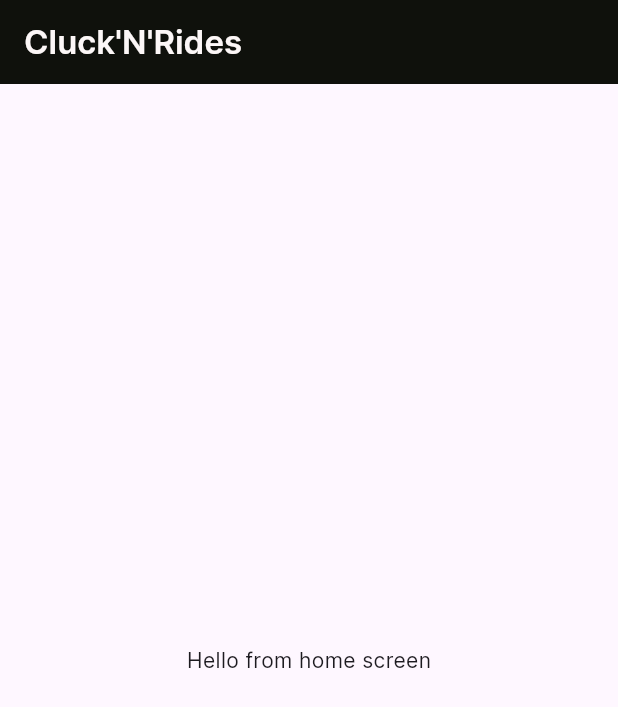
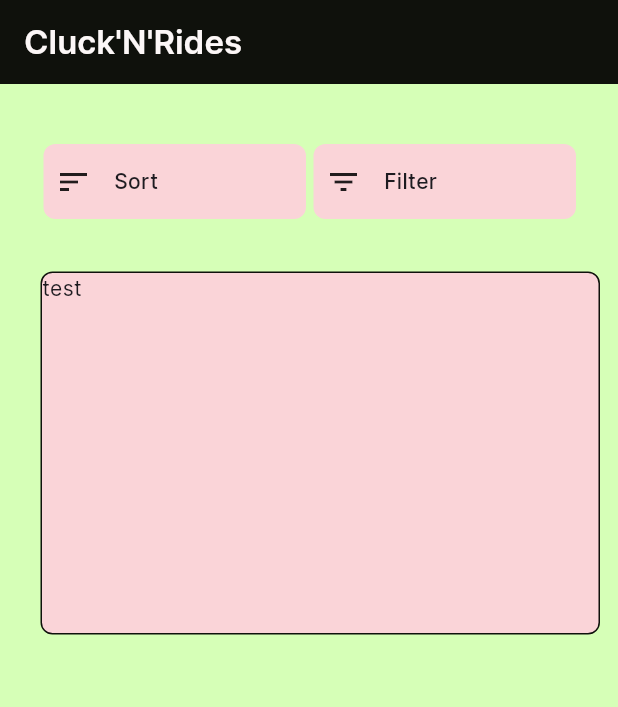
Before and after one commit to BastiaanMeijer2002/MAD, a Flutter app: the screen it shows after launch, on a phone screen of 412 x 824 dp. Shown: the top 707 px of the screen. Run offline on Flutter 3.47's test engine with Material 3 defaults, Android fonts, the phone set to English and light mode, and no system bars.

Commit message:
added sort and filter widget on home screen and started with list items.

```diff
--- a/clucknrides/lib/main.dart
+++ b/clucknrides/lib/main.dart
@@ -1,4 +1,4 @@
-import 'package:clucknrides/screens/home_screen.dart';
+import 'package:clucknrides/screens/home_screen/main.dart';
 import 'package:flutter/material.dart';
 
 void main() {
@@ -15,6 +15,7 @@ class MyApp extends StatelessWidget {
       title: "Cluck'N'Rides",
       theme: ThemeData(
         fontFamily: 'Inter',
+        scaffoldBackgroundColor: const Color(0xFFD6FFB7),
         colorScheme: ColorScheme.fromSeed(seedColor: Colors.deepPurple),
         useMaterial3: true,
       ),
@@ -22,26 +23,3 @@ class MyApp extends StatelessWidget {
     );
   }
 }
-
-class MyHomePage extends StatefulWidget {
-  const MyHomePage({super.key});
-
-  @override
-  State<MyHomePage> createState() => _MyHomePageState();
-}
-
-class _MyHomePageState extends State<MyHomePage> {
-
-  @override
-  Widget build(BuildContext context) {
-    return Scaffold(
-      appBar: AppBar(
-        backgroundColor: Theme.of(context).colorScheme.inversePrimary,
-        title: const Text("Cluck'N'Rides"),
-      ),
-      body: const Center(
-        child: Text("Hello World!")
-      ),
-    );
-  }
-}
--- a/clucknrides/lib/screens/home_screen.dart
+++ /dev/null
@@ -1,32 +0,0 @@
-import 'package:flutter/material.dart';
-
-class HomeScreen extends StatefulWidget {
-  const HomeScreen({super.key});
-
-  @override
-  State<HomeScreen> createState() => _HomeScreenState();
-
-}
-
-class _HomeScreenState extends State<HomeScreen> {
-
-  @override
-  Widget build(BuildContext context) {
-    return Scaffold(
-      appBar: AppBar(
-        backgroundColor: const Color(0xff0f110c),
-        title: const Text(
-          "Cluck'N'Rides",
-          style: TextStyle(
-            color: Color(0xfffcf7f7),
-            fontFamily: "Inter",
-            fontWeight: FontWeight.w600
-          )
-        )
-      ),
-      body: const Center(
-          child: Text("Hello from home screen")
-      ),
-    );
-  }
-}
--- /dev/null
+++ b/clucknrides/lib/screens/home_screen/filter_widget/main.dart
@@ -0,0 +1,72 @@
+import 'package:flutter/material.dart';
+
+class FilterWidget extends StatefulWidget {
+  final VoidCallback onPressed;
+
+  const FilterWidget({Key? key, required this.onPressed}) : super(key: key);
+
+  @override
+  State<FilterWidget> createState() => _FilterWidgetState();
+
+}
+
+class _FilterWidgetState extends State<FilterWidget> {
+  bool showList = false;
+
+  @override
+  Widget build(BuildContext context) {
+    return Stack(
+        children: [
+          AnimatedContainer(
+            margin: const EdgeInsets.only(left: 16, top: 30, right: 0, bottom: 0),
+            duration: const Duration(milliseconds: 100),
+            height: showList ? 250.0 : 50.0,
+            child: GestureDetector(
+              onTap: () {
+                setState(() {
+                  showList = !showList;
+                });
+                widget.onPressed();
+              },
+              child: Container(
+                width: 175,
+                padding: const EdgeInsets.all(8.0),
+                decoration: BoxDecoration(
+                  color: const Color(0xFFFAD4D8),
+                  borderRadius: BorderRadius.circular(8),
+                ),
+                child: const Row(
+                    children: [
+                      Icon(Icons.filter_list),
+                      SizedBox(width: 15.0),
+                      Text(
+                        'Filter',
+                        style: TextStyle(
+                          fontWeight: FontWeight.w500,
+                          fontSize: 14,
+                        ),
+                      ),
+                    ],
+                  )
+              ),
+            ),
+          ),
+          if (showList)
+            Positioned(
+              top: 50.0,
+              left: 0.0,
+              right: 0.0,
+              bottom: 0.0,
+              child: Container(
+                margin: const EdgeInsets.only(left: 27, top: 30, right: 0, bottom: 0),
+                decoration: BoxDecoration(
+                  color: const Color(0xFFFAD4D8),
+                  borderRadius: BorderRadius.circular(8),
+                ),
+                child: null
+              ),
+            ),
+        ],
+      );
+  }
+}
--- /dev/null
+++ b/clucknrides/lib/screens/home_screen/list_item/main.dart
@@ -0,0 +1,29 @@
+import 'package:flutter/material.dart';
+
+class ListItem extends StatelessWidget {
+  final bool isAvailable;
+
+  const ListItem(this.isAvailable, {super.key});
+
+  @override
+  Widget build(BuildContext context) {
+    return Stack(
+      children: [
+        Container(
+        decoration: BoxDecoration(
+          color: isAvailable ? const Color(0xFFFAD4D8) : const Color(0xFF9BBFB9),
+          borderRadius: BorderRadius.circular(8),
+          border: Border.all(
+            color: const Color(0xFF0F110C),
+            width: 1.0
+          )
+        ),
+        margin: const EdgeInsets.only(left: 27, top: 0, bottom: 23, right: 0),
+        width: 373,
+        height: 242,
+        child: const Text("test"),
+      )
+    ]
+    );
+  }
+}
--- /dev/null
+++ b/clucknrides/lib/screens/home_screen/main.dart
@@ -0,0 +1,74 @@
+import 'package:clucknrides/screens/home_screen/filter_widget/main.dart';
+import 'package:clucknrides/screens/home_screen/list_item/main.dart';
+import 'package:clucknrides/screens/home_screen/sort_widget/main.dart';
+import 'package:flutter/material.dart';
+
+class HomeScreen extends StatefulWidget {
+  const HomeScreen({super.key});
+
+  @override
+  State<HomeScreen> createState() => _HomeScreenState();
+
+}
+
+class _HomeScreenState extends State<HomeScreen> {
+  bool isFilterSelected = false;
+  bool isSortSelected = false;
+
+  @override
+  Widget build(BuildContext context) {
+    return Scaffold(
+      appBar: AppBar(
+        backgroundColor: const Color(0xff0f110c),
+        title: const Text(
+          "Cluck'N'Rides",
+          style: TextStyle(
+            color: Color(0xfffcf7f7),
+            fontFamily: "Inter",
+            fontWeight: FontWeight.w600
+          )
+        )
+      ),
+      body: Stack(
+        children: [
+          const Positioned(
+            top: 125,
+            left: 0,
+            right: 0,
+            child: ListItem(true),
+          ),
+          AnimatedOpacity(
+            duration: const Duration(milliseconds: 300),
+            opacity: isFilterSelected || isSortSelected ? 0.5 : 0.0,
+            child: const ModalBarrier(
+              color: Color(0xFF0F110C),
+              dismissible: false,
+            ),
+          ),
+          Positioned(
+            top: 10,
+            left: 2,
+            child: SortWidget(
+              onPressed: () {
+                setState(() {
+                  isSortSelected = !isSortSelected;
+                });
+              },
+            ),
+          ),
+          Positioned(
+            top: 10,
+            right: 28,
+            child: FilterWidget(
+              onPressed: () {
+                setState(() {
+                  isFilterSelected = !isFilterSelected;
+                });
+              },
+            ),
+          ),
+        ],
+      )
+    );
+  }
+}
--- /dev/null
+++ b/clucknrides/lib/screens/home_screen/sort_widget/main.dart
@@ -0,0 +1,109 @@
+import 'package:flutter/material.dart';
+
+class SortWidget extends StatefulWidget {
+  final VoidCallback onPressed;
+
+  const SortWidget({Key? key, required this.onPressed}) : super(key: key);
+
+
+  @override
+  State<SortWidget> createState() => _SortWidgetState();
+
+}
+
+class _SortWidgetState extends State<SortWidget> {
+  bool showList = false;
+
+  @override
+  Widget build(BuildContext context) {
+    return Stack(
+        children: [
+          AnimatedContainer(
+            margin: const EdgeInsets.only(left: 27, top: 30, right: 0, bottom: 0),
+            duration: const Duration(milliseconds: 100),
+            height: showList ? 250.0 : 50.0,
+            child: GestureDetector(
+              onTap: () {
+                setState(() {
+                  showList = !showList;
+                });
+                widget.onPressed();
+              },
+              child: Container(
+                width: 175,
+                padding: const EdgeInsets.all(8.0),
+                decoration: BoxDecoration(
+                  color: const Color(0xFFFAD4D8),
+                  borderRadius: BorderRadius.circular(8),
+                ),
+                child: const Row(
+                    children: [
+                      Icon(Icons.sort),
+                      SizedBox(width: 15.0),
+                      Text(
+                        'Sort',
+                        style: TextStyle(
+                          fontWeight: FontWeight.w500,
+                          fontSize: 14,
+                        ),
+                      ),
+                    ],
+                  )
+              ),
+            ),
+          ),
+          if (showList)
+            Positioned(
+              top: 50.0,
+              left: 0.0,
+              right: 0.0,
+              bottom: 0.0,
+              child: Container(
+                margin: const EdgeInsets.only(left: 27, top: 30, right: 0, bottom: 0),
+                decoration: BoxDecoration(
+                  color: const Color(0xFFFAD4D8),
+                  borderRadius: BorderRadius.circular(8),
+                ),
+                child: ListView(
+                  children: [
+                    ListTile(
+                      title: const Text(
+                        "Hoogste range",
+                        style: TextStyle(
+                          fontWeight: FontWeight.w500,
+                          fontSize: 14,
+                        ),
+                      ),
+                      onTap: () {
+                      },
+                    ),
+                    ListTile(
+                      title: const Text(
+                        "Meeste zitplaatsen",
+                        style: TextStyle(
+                          fontWeight: FontWeight.w500,
+                          fontSize: 14,
+                        ),
+                      ),
+                      onTap: () {
+                      },
+                    ),
+                    ListTile(
+                      title: const Text(
+                        "Laagste kilometer prijs",
+                        style: TextStyle(
+                          fontWeight: FontWeight.w500,
+                          fontSize: 14,
+                        ),
+                      ),
+                      onTap: () {
+                      },
+                    ),
+                  ],
+                ),
+              ),
+            ),
+        ],
+    );
+  }
+}
```
